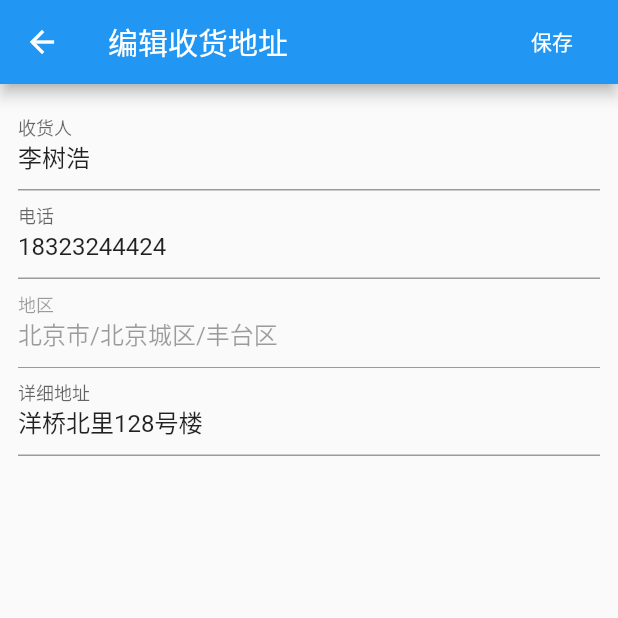
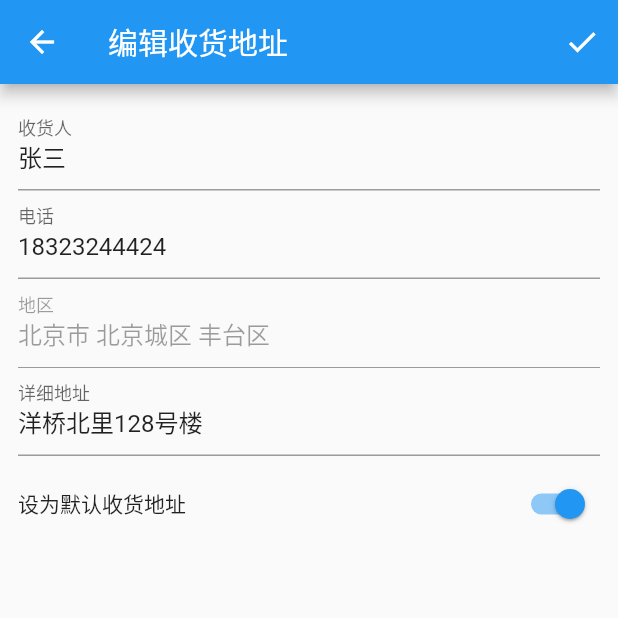
Before and after one commit to lishuhao/sy_flutter_widgets, a Flutter app: the AddressListPage screen opened by its route, after a tap on the "edit" icon, on a phone screen of 412 x 824 dp, the top half of it. Run offline on Flutter 3.47's test engine with Material 2 defaults, Android fonts, the phone set to English and light mode, and no system bars.

Commit message:
'地址编辑' ...

```diff
--- a/example/lib/address_list.dart
+++ b/example/lib/address_list.dart
@@ -7,14 +7,24 @@ class AddressListPage extends StatefulWidget {
 }
 
 class _AddressListPageState extends State<AddressListPage> {
-  SyAddressModel _address = SyAddressModel(
-      name: '李树浩',
-      phone: '18323244424',
-      province: '北京市',
-      city: '北京城区',
-      county: '丰台区',
-      detailAddress: '洋桥北里128号楼',
-      isDefault: true);
+  List<SyAddressModel> _addressList = [
+    SyAddressModel(
+        name: '张三',
+        phone: '18323244424',
+        province: '北京市',
+        city: '北京城区',
+        county: '丰台区',
+        detailAddress: '洋桥北里128号楼 ',
+        isDefault: true),
+    SyAddressModel(
+        name: '李四',
+        phone: '18323244424',
+        province: '北京市',
+        city: '北京城区',
+        county: '丰台区',
+        detailAddress: '洋桥北里128号楼',
+        isDefault: false)
+  ];
 
   @override
   Widget build(BuildContext context) {
@@ -39,21 +49,21 @@ class _AddressListPageState extends State<AddressListPage> {
         backgroundColor: Colors.grey[200],
         body: ListView(
           padding: EdgeInsets.all(8.0),
-          children: <Widget>[
-            SyAddressItem(
-              address: _address,
+          children: _addressList.map((item) {
+            return SyAddressItem(
+              address: item,
               onEdit: () {
                 Navigator.push(context, MaterialPageRoute(builder: (context) {
                   return SyAddressEdit(
-                    address: _address,
+                    address: item,
                     onSave: (address) {
                       print(address.toJson());
                     },
                   );
                 }));
               },
-            )
-          ],
+            );
+          }).toList(),
         ));
   }
 }
--- a/lib/src/address_edit.dart
+++ b/lib/src/address_edit.dart
@@ -69,9 +69,7 @@ class _SyAddressEditState extends State<SyAddressEdit> {
         controller: _areaController,
         enabled: false,
         decoration: InputDecoration(
-            labelText: '地区',
-            hintText: '选择省/市/区',
-            hintStyle: TextStyle(fontSize: 12.0)),
+            labelText: '地区', hintStyle: TextStyle(fontSize: 12.0)),
       ),
       onTap: () async {
         SyAreaModel result =
@@ -106,16 +104,30 @@ class _SyAddressEditState extends State<SyAddressEdit> {
       },
     );
 
+    Widget defaultAddress = new Container(
+      padding: EdgeInsets.only(top: 8.0),
+      child: Row(
+        mainAxisAlignment: MainAxisAlignment.spaceBetween,
+        children: <Widget>[
+          Text('设为默认收货地址'),
+          Switch(
+              value: _address.isDefault,
+              onChanged: (val) {
+                setState(() {
+                  _address.isDefault = val;
+                });
+              })
+        ],
+      ),
+    );
+
     return Scaffold(
       key: _scaffoldKey,
       appBar: AppBar(
         title: Text(widget.address == null ? '新建收货地址' : '编辑收货地址'),
         actions: <Widget>[
-          FlatButton(
-            child: Text(
-              '保存',
-              style: TextStyle(color: theme.cardColor),
-            ),
+          IconButton(
+            icon: Icon(Icons.check),
             onPressed: _onSubmit,
           )
         ],
@@ -130,6 +142,7 @@ class _SyAddressEditState extends State<SyAddressEdit> {
               phoneField,
               areaField,
               detailField,
+              defaultAddress,
             ],
           ),
         ),
@@ -147,8 +160,8 @@ class _SyAddressEditState extends State<SyAddressEdit> {
       return;
     }
     _formKey.currentState.save();
-    print(_address.toJson());
     widget.onSave(_address);
+    Navigator.pop(context);
   }
 
   String _validPhone(String phone) {
--- a/lib/src/address_item.dart
+++ b/lib/src/address_item.dart
@@ -1,6 +1,8 @@
 import 'package:flutter/material.dart';
 import 'package:sy_flutter_widgets/src/badge.dart';
 import 'package:sy_flutter_widgets/src/models/address_model.dart';
+
+const _addressItemPadding = 8.0;
 
 class SyAddressItem extends StatelessWidget {
   final SyAddressModel address;
@@ -13,7 +15,8 @@ class SyAddressItem extends StatelessWidget {
   Widget build(BuildContext context) {
     ThemeData theme = Theme.of(context);
     return Container(
-      padding: EdgeInsets.symmetric(horizontal: 8.0, vertical: 10.0),
+      padding: EdgeInsets.all(_addressItemPadding),
+      margin: EdgeInsets.only(bottom: _addressItemPadding),
       color: Colors.white,
       child: Row(
         children: <Widget>[
@@ -24,15 +27,21 @@ class SyAddressItem extends StatelessWidget {
                 Row(
                   children: <Widget>[
                     Expanded(
+                      flex: 2,
                       child: Text(
                         address.name,
-                        style: theme.textTheme.title,
+                        style: theme.textTheme.subhead
+                            .copyWith(fontWeight: FontWeight.bold),
                         maxLines: 1,
                         overflow: TextOverflow.ellipsis,
                       ),
                     ),
                     Expanded(
-                      flex: 2,
+                      flex: 3,
+                      child: Row(
+                        mainAxisAlignment: MainAxisAlignment.start,
+                        children: <Widget>[
+                          Expanded(
                             child: Text(
                               address.phone,
                               style: theme.textTheme.subhead,
@@ -41,18 +50,25 @@ class SyAddressItem extends StatelessWidget {
                             ),
                           ),
                           address.isDefault
-                        ? SyBadge(
+                              ? Padding(
+                                  padding: const EdgeInsets.only(
+                                      left: _addressItemPadding),
+                                  child: SyBadge(
                                     text: Text(
                                       '默认',
                                       style: TextStyle(
                                           color: Colors.white, fontSize: 10.0),
                                     ),
+                                  ),
                                 )
-                        : Container(),
+                              : Container()
+                        ],
+                      ),
+                    ),
                   ],
                 ),
                 SizedBox(
-                  height: 8.0,
+                  height: _addressItemPadding,
                 ),
                 Text(address.completeAddress, style: theme.textTheme.body1)
               ],
@@ -60,7 +76,7 @@ class SyAddressItem extends StatelessWidget {
           ),
           InkWell(
               child: Padding(
-                padding: const EdgeInsets.all(8.0),
+                padding: const EdgeInsets.all(_addressItemPadding),
                 child: Icon(
                   Icons.edit,
                   size: 18.0,
--- a/lib/src/models/address_model.dart
+++ b/lib/src/models/address_model.dart
@@ -29,7 +29,7 @@ class SyAddressModel {
         'area_code': areaCode,
       };
 
-  String get area => '$province/$city/$county';
+  String get area => '$province $city $county ';
 
   String get completeAddress => area + ' ' + detailAddress;
 }
```
Lines whose indentation alone changed are shown as unchanged.
